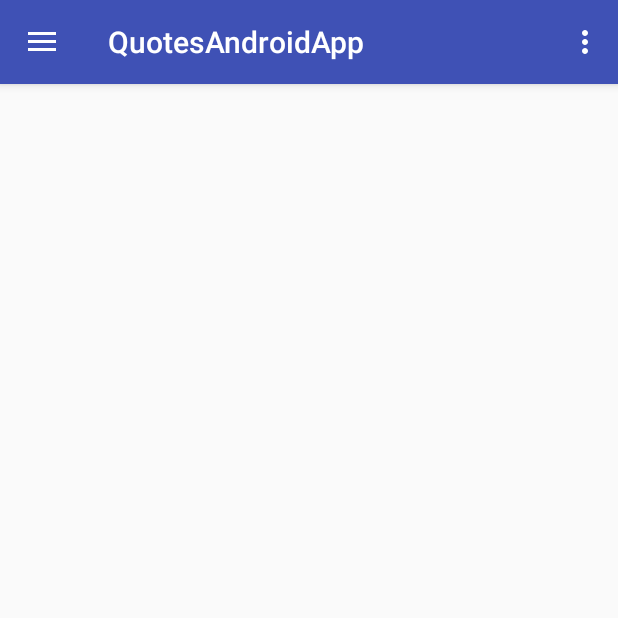
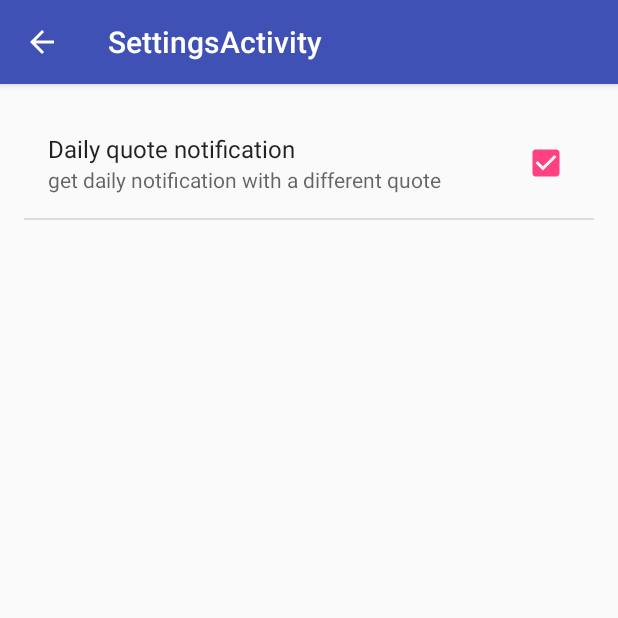
Before and after one commit to Rashwan/quotes-android-app, an Android app: the screen it shows after launch (MainActivity before the commit, SettingsActivity after it), in the side drawer, after a tap on "Settings", on a phone screen of 412 x 824 dp, the top half of it. Run offline under Robolectric (Android 15) with nearby library versions, the phone set to English and light mode, and no system bars; our stand-ins replace ButterKnife; 2 statements that could not run were skipped.

Commit message:
Settings added

```diff
--- a/app/build.gradle
+++ b/app/build.gradle
@@ -29,4 +29,5 @@ dependencies {
     compile 'com.android.support:cardview-v7:23.1.1'
     compile 'com.android.support:recyclerview-v7:23.1.1'
     compile 'com.jakewharton:butterknife:7.0.1'
+
 }
--- a/app/src/main/AndroidManifest.xml
+++ b/app/src/main/AndroidManifest.xml
@@ -33,6 +33,15 @@
                 android:name="android.support.PARENT_ACTIVITY"
                 android:value="com.android.people.quotesandroidapp.ui.MainActivity" />
         </activity>
+        <activity
+            android:name=".ui.SettingsActivity"
+            android:label="@string/title_activity_settings"
+            android:parentActivityName=".ui.MainActivity"
+            android:theme="@style/AppTheme.NoActionBar">
+            <meta-data
+                android:name="android.support.PARENT_ACTIVITY"
+                android:value="com.android.people.quotesandroidapp.ui.MainActivity" />
+        </activity>
     </application>
 
 </manifest>
--- a/app/src/main/java/com/android/people/quotesandroidapp/ui/MainActivity.java
+++ b/app/src/main/java/com/android/people/quotesandroidapp/ui/MainActivity.java
@@ -12,7 +12,6 @@ import android.support.v7.app.AppCompatActivity;
 import android.support.v7.widget.Toolbar;
 import android.view.Menu;
 import android.view.MenuItem;
-import android.widget.Toast;
 
 import com.android.people.quotesandroidapp.R;
 import com.android.people.quotesandroidapp.utils.QuoteClickListener;
@@ -97,19 +96,19 @@ public class MainActivity extends AppCompatActivity
                 fragmentClass = AllQuotes.class;
                 break;
             case R.id.nav_favorites:
-                Toast.makeText(this, "Not implemented yet", Toast.LENGTH_SHORT).show();
-
+                // TODO
                 break;
             case R.id.nav_categories:
-                Toast.makeText(this, "Not implemented yet", Toast.LENGTH_SHORT).show();
-
+                //TODO
                 break;
             case R.id.nav_settings:
-                Toast.makeText(this, "Not implemented yet", Toast.LENGTH_SHORT).show();
 
+                Intent i = new Intent(this, SettingsActivity.class);
+                startActivity(i);
                 break;
+
             case R.id.nav_about:
-                Toast.makeText(this, "Not implemented yet", Toast.LENGTH_SHORT).show();
+                //TODO
 
                 break;
             default:
@@ -126,7 +125,9 @@ public class MainActivity extends AppCompatActivity
 
         // Insert the chosen fragment by replacing any existing fragment
         FragmentManager fragmentManager = getSupportFragmentManager();
-        fragmentManager.beginTransaction().replace(R.id.main_activity_fragment_container, fragment).commit();
+        if (fragment != null) {
+            fragmentManager.beginTransaction().replace(R.id.main_activity_fragment_container, fragment).commit();
+        }
 
 
         DrawerLayout drawer = (DrawerLayout) findViewById(R.id.drawer_layout);
--- /dev/null
+++ b/app/src/main/java/com/android/people/quotesandroidapp/ui/SettingsActivity.java
@@ -0,0 +1,22 @@
+package com.android.people.quotesandroidapp.ui;
+
+import android.os.Bundle;
+import android.support.v7.app.AppCompatActivity;
+import android.support.v7.widget.Toolbar;
+
+import com.android.people.quotesandroidapp.R;
+
+public class SettingsActivity extends AppCompatActivity {
+
+    @Override
+    protected void onCreate(Bundle savedInstanceState) {
+        super.onCreate(savedInstanceState);
+        setContentView(R.layout.activity_settings);
+        Toolbar toolbar = (Toolbar) findViewById(R.id.toolbar);
+        setSupportActionBar(toolbar);
+
+
+        getSupportActionBar().setDisplayHomeAsUpEnabled(true);
+    }
+
+}
--- /dev/null
+++ b/app/src/main/java/com/android/people/quotesandroidapp/ui/SettingsFragment.java
@@ -0,0 +1,25 @@
+package com.android.people.quotesandroidapp.ui;
+
+
+import android.os.Bundle;
+import android.preference.PreferenceFragment;
+
+import com.android.people.quotesandroidapp.R;
+
+
+public class SettingsFragment extends PreferenceFragment {
+
+
+    public SettingsFragment() {
+        // Required empty public constructor
+    }
+
+
+    @Override
+    public void onCreate(Bundle savedInstanceState) {
+        super.onCreate(savedInstanceState);
+        addPreferencesFromResource(R.xml.preferences);
+    }
+
+
+}
--- /dev/null
+++ b/app/src/main/res/layout/activity_settings.xml
@@ -0,0 +1,27 @@
+<?xml version="1.0" encoding="utf-8"?>
+<android.support.design.widget.CoordinatorLayout xmlns:android="http://schemas.android.com/apk/res/android"
+    xmlns:app="http://schemas.android.com/apk/res-auto"
+    xmlns:tools="http://schemas.android.com/tools"
+    android:layout_width="match_parent"
+    android:layout_height="match_parent"
+    android:fitsSystemWindows="true"
+    tools:context="com.android.people.quotesandroidapp.ui.SettingsActivity">
+
+    <android.support.design.widget.AppBarLayout
+        android:layout_width="match_parent"
+        android:layout_height="wrap_content"
+        android:theme="@style/AppTheme.AppBarOverlay">
+
+        <android.support.v7.widget.Toolbar
+            android:id="@+id/toolbar"
+            android:layout_width="match_parent"
+            android:layout_height="?attr/actionBarSize"
+            android:background="?attr/colorPrimary"
+            app:popupTheme="@style/AppTheme.PopupOverlay" />
+
+    </android.support.design.widget.AppBarLayout>
+
+    <include layout="@layout/content_settings" />
+
+
+</android.support.design.widget.CoordinatorLayout>
--- /dev/null
+++ b/app/src/main/res/layout/content_settings.xml
@@ -0,0 +1,23 @@
+<?xml version="1.0" encoding="utf-8"?>
+<FrameLayout xmlns:android="http://schemas.android.com/apk/res/android"
+    xmlns:app="http://schemas.android.com/apk/res-auto"
+    xmlns:tools="http://schemas.android.com/tools"
+    android:layout_width="match_parent"
+    android:layout_height="match_parent"
+    android:paddingBottom="@dimen/activity_vertical_margin"
+    android:paddingLeft="@dimen/activity_horizontal_margin"
+    android:paddingRight="@dimen/activity_horizontal_margin"
+    android:paddingTop="@dimen/activity_vertical_margin"
+    app:layout_behavior="@string/appbar_scrolling_view_behavior"
+    tools:context="com.android.people.quotesandroidapp.ui.SettingsActivity"
+    tools:showIn="@layout/activity_settings">
+
+    <fragment
+        android:id="@+id/settings_fragment"
+        android:name="com.android.people.quotesandroidapp.ui.SettingsFragment"
+        android:layout_width="match_parent"
+        android:layout_height="match_parent">
+
+    </fragment>
+
+</FrameLayout>
--- a/app/src/main/res/values/strings.xml
+++ b/app/src/main/res/values/strings.xml
@@ -22,4 +22,7 @@
     <!-- TODO: Remove or change this placeholder text -->
     <string name="hello_blank_fragment">Hello blank fragment</string>
     <string name="title_activity_single_quote">SingleQuoteActivity</string>
+    <string name="pref_notification_summary">get daily notification with a different quote</string>
+    <string name="pref_notification_title">Daily quote notification</string>
+    <string name="title_activity_settings">SettingsActivity</string>
 </resources>
--- /dev/null
+++ b/app/src/main/res/xml/preferences.xml
@@ -0,0 +1,11 @@
+<?xml version="1.0" encoding="utf-8"?>
+<PreferenceScreen xmlns:android="http://schemas.android.com/apk/res/android">
+
+    <CheckBoxPreference
+        android:defaultValue="true"
+        android:key="pref_notification"
+        android:summary="@string/pref_notification_summary"
+        android:title="@string/pref_notification_title" />
+
+
+</PreferenceScreen>
```
